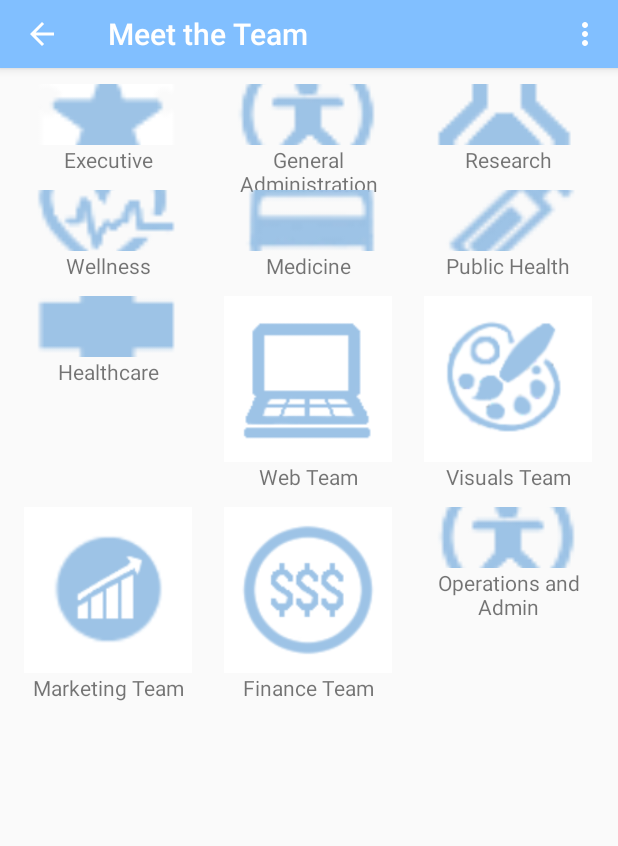
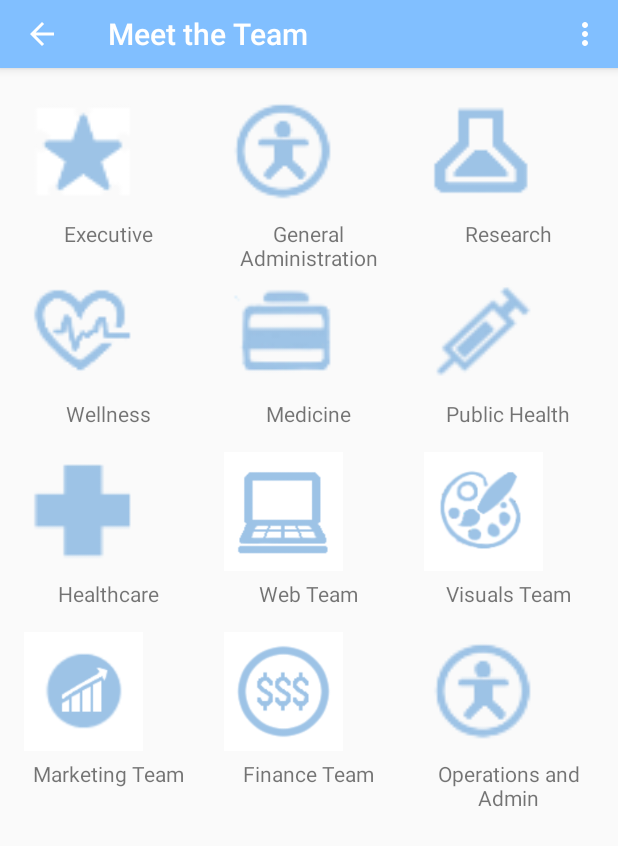
Before and after one commit to Fire3galaxy/Morning-Sign-Out-Full, an Android app: the MeetTheTeamActivity screen opened directly, with no data from a screen before it, on a phone screen of 412 x 824 dp. Shown: the top 846 px of the screen. Run offline under Robolectric (Android 15) with nearby library versions, the phone set to English and light mode, and no system bars.

Commit message:
Reformatted image layout

```diff
--- a/Morning-Sign-Out/app/src/main/java/app/morningsignout/com/morningsignoff/MeetTheTeamAdapter.java
+++ b/Morning-Sign-Out/app/src/main/java/app/morningsignout/com/morningsignoff/MeetTheTeamAdapter.java
@@ -21,10 +21,14 @@ public class MeetTheTeamAdapter extends BaseAdapter {
     };
 
     private Integer[] images = {
+//            R.drawable.category_featured, R.drawable.category_humanities, R.drawable.category_research,
+//            R.drawable.category_wellness, R.drawable.category_medicine, R.drawable.category_public_health,
+//            R.drawable.category_healthcare, R.drawable.category_web_team, R.drawable.category_visuals_team,
+//            R.drawable.category_marketing, R.drawable.category_finance, R.drawable.category_humanities
             R.drawable.category_featured, R.drawable.category_humanities, R.drawable.category_research,
             R.drawable.category_wellness, R.drawable.category_medicine, R.drawable.category_public_health,
-            R.drawable.category_healthcare, R.drawable.category_web_team, R.drawable.category_visuals_team,
-            R.drawable.category_marketing, R.drawable.category_finance, R.drawable.category_humanities
+            R.drawable.category_healthcare, R.drawable.web_team, R.drawable.visuals_team,
+            R.drawable.marketing, R.drawable.finance, R.drawable.category_humanities
     };
 
     public MeetTheTeamAdapter(Context c) {
--- a/Morning-Sign-Out/app/src/main/res/layout/meet_the_team_row.xml
+++ b/Morning-Sign-Out/app/src/main/res/layout/meet_the_team_row.xml
@@ -7,8 +7,8 @@
 
     <ImageView
         android:id="@+id/imageView"
-        android:layout_width="match_parent"
-        android:layout_height="match_parent"
+        android:layout_width="90dp"
+        android:layout_height="90dp"
         android:gravity="center"
         android:padding="5dp"
         android:scaleType="centerCrop">
```
Also changed, not shown: Morning-Sign-Out/app/src/main/res/drawable/finance.png (renamed from Morning-Sign-Out/app/src/main/res/drawable/category_finance.png), Morning-Sign-Out/app/src/main/res/drawable/marketing.png (renamed from Morning-Sign-Out/app/src/main/res/drawable/category_marketing.png), Morning-Sign-Out/app/src/main/res/drawable/visuals_team.png (renamed from Morning-Sign-Out/app/src/main/res/drawable/category_visuals_team.png), Morning-Sign-Out/app/src/main/res/drawable/web_team.png (renamed from Morning-Sign-Out/app/src/main/res/drawable/category_web_team.png).
